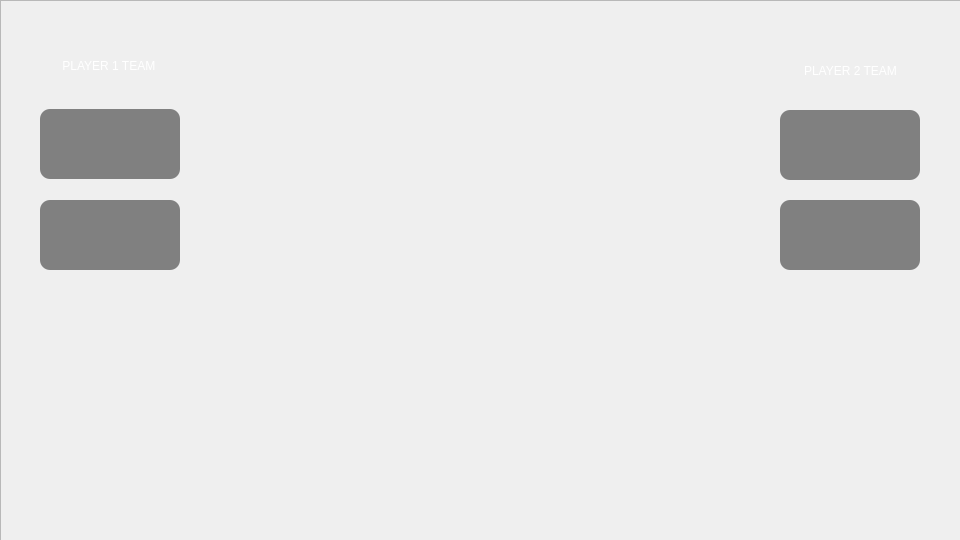
The window that tacticalMonsters/playinggamewindow.ui (kimiya28/tacticalMonsters) describes before a commit, drawn with Qt 5.
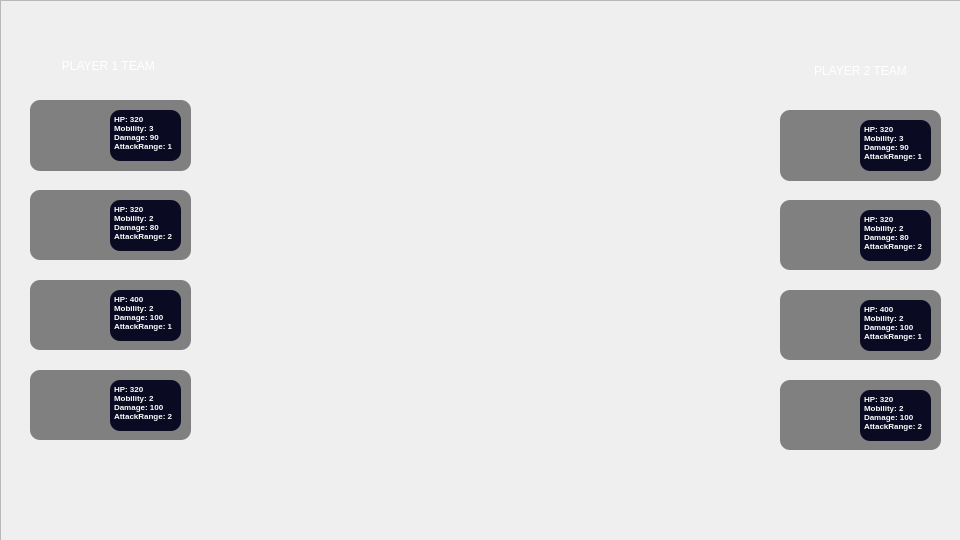
The same window after the commit. Icons and pictures are not drawn.

Patch:
```diff
--- a/tacticalMonsters/playinggamewindow.ui
+++ b/tacticalMonsters/playinggamewindow.ui
@@ -52,21 +52,21 @@
    <widget class="QWidget" name="player1board" native="true">
     <property name="geometry">
      <rect>
-      <x>30</x>
+      <x>20</x>
       <y>40</y>
-      <width>160</width>
+      <width>180</width>
       <height>440</height>
      </rect>
     </property>
     <property name="minimumSize">
      <size>
-      <width>160</width>
+      <width>180</width>
       <height>440</height>
      </size>
     </property>
     <property name="maximumSize">
      <size>
-      <width>160</width>
+      <width>170</width>
       <height>16777215</height>
      </size>
     </property>
@@ -79,9 +79,9 @@
     <widget class="QLabel" name="label">
      <property name="geometry">
       <rect>
-       <x>10</x>
+       <x>20</x>
        <y>10</y>
-       <width>141</width>
+       <width>140</width>
        <height>31</height>
       </rect>
      </property>
@@ -105,9 +105,9 @@
      <property name="geometry">
       <rect>
        <x>10</x>
-       <y>69</y>
-       <width>140</width>
-       <height>70</height>
+       <y>60</y>
+       <width>161</width>
+       <height>71</height>
       </rect>
      </property>
      <property name="styleSheet">
@@ -116,50 +116,50 @@
 border-radius:10px;
 }</string>
      </property>
-     <widget class="QWidget" name="pl1_ag1_feature1" native="true">
+     <widget class="QGraphicsView" name="pl1_Billy">
       <property name="geometry">
        <rect>
-        <x>70</x>
-        <y>35</y>
-        <width>25</width>
-        <height>25</height>
+        <x>10</x>
+        <y>10</y>
+        <width>61</width>
+        <height>51</height>
        </rect>
       </property>
       <property name="styleSheet">
-       <string notr="true">#pl1_ag1_feature1{
-background-image:url(:/src/images/diamond.jpg);
-}</string>
+       <string notr="true">background-image:url(&quot;:/src/images/Agent/Billy&quot;);
+background-repeat:no-repeat;
+background-position:center;
+background-origin:content;
+background-size:cover;</string>
       </property>
      </widget>
-     <widget class="QWidget" name="pl1_ag1_feature2" native="true">
+     <widget class="QTextBrowser" name="textBrowser">
       <property name="geometry">
        <rect>
-        <x>105</x>
-        <y>35</y>
-        <width>25</width>
-        <height>25</height>
+        <x>80</x>
+        <y>10</y>
+        <width>71</width>
+        <height>51</height>
        </rect>
       </property>
       <property name="styleSheet">
-       <string notr="true">#pl1_ag1_feature2{
-background-image:url(:/src/images/heart.jpg);
-}</string>
+       <string notr="true">color:white;
+background-color : #0a0a22;
+border:none;
+</string>
       </property>
-     </widget>
-     <widget class="QPushButton" name="pl1_ag1">
-      <property name="geometry">
-       <rect>
-        <x>12</x>
-        <y>12</y>
-        <width>50</width>
-        <height>50</height>
-       </rect>
+      <property name="verticalScrollBarPolicy">
+       <enum>Qt::ScrollBarPolicy::ScrollBarAlwaysOff</enum>
       </property>
-      <property name="styleSheet">
-       <string notr="true"/>
-      </property>
-      <property name="text">
-       <string/>
+      <property name="html">
+       <string>&lt;!DOCTYPE HTML PUBLIC &quot;-//W3C//DTD HTML 4.0//EN&quot; &quot;http://www.w3.org/TR/REC-html40/strict.dtd&quot;&gt;
+&lt;html&gt;&lt;head&gt;&lt;meta name=&quot;qrichtext&quot; content=&quot;1&quot; /&gt;&lt;meta charset=&quot;utf-8&quot; /&gt;&lt;style type=&quot;text/css&quot;&gt;
+p, li { white-space: pre-wrap; }
+hr { height: 1px; border-width: 0; }
+li.unchecked::marker { content: &quot;\2610&quot;; }
+li.checked::marker { content: &quot;\2612&quot;; }
+&lt;/style&gt;&lt;/head&gt;&lt;body style=&quot; font-family:'Segoe UI'; font-size:9pt; font-weight:400; font-style:normal;&quot;&gt;
+&lt;p align=&quot;justify&quot; style=&quot; margin-top:12px; margin-bottom:12px; margin-left:0px; margin-right:0px; -qt-block-indent:0; text-indent:0px;&quot;&gt;&lt;span style=&quot; font-size:6pt; font-weight:700;&quot;&gt;HP: 320&lt;br /&gt;Mobility: 3&lt;br /&gt;Damage: 90&lt;br /&gt;AttackRange: 1&lt;/span&gt;&lt;/p&gt;&lt;/body&gt;&lt;/html&gt;</string>
       </property>
      </widget>
     </widget>
@@ -167,8 +167,8 @@
      <property name="geometry">
       <rect>
        <x>10</x>
-       <y>160</y>
-       <width>140</width>
+       <y>150</y>
+       <width>161</width>
        <height>70</height>
       </rect>
      </property>
@@ -178,47 +178,177 @@
 border-radius:10px;
 }</string>
      </property>
-     <widget class="QWidget" name="pl1_ag2_feature1" native="true">
+     <widget class="QGraphicsView" name="pl1_Reketon">
       <property name="geometry">
        <rect>
-        <x>70</x>
-        <y>35</y>
-        <width>25</width>
-        <height>25</height>
+        <x>10</x>
+        <y>10</y>
+        <width>61</width>
+        <height>51</height>
        </rect>
       </property>
       <property name="styleSheet">
-       <string notr="true">#pl1_ag2_feature1{
-background-image:url(:/src/images/money.jpg);
+       <string notr="true">background-image:url(&quot;:/src/images/Agent/Reketon&quot;);
+background-repeat:no-repeat;
+background-position:center;
+background-origin:content;
+background-size:cover;</string>
+      </property>
+     </widget>
+     <widget class="QTextBrowser" name="textBrowser_2">
+      <property name="geometry">
+       <rect>
+        <x>80</x>
+        <y>10</y>
+        <width>71</width>
+        <height>51</height>
+       </rect>
+      </property>
+      <property name="styleSheet">
+       <string notr="true">color:white;
+background-color : #0a0a22;
+border:none;
+</string>
+      </property>
+      <property name="verticalScrollBarPolicy">
+       <enum>Qt::ScrollBarPolicy::ScrollBarAlwaysOff</enum>
+      </property>
+      <property name="html">
+       <string>&lt;!DOCTYPE HTML PUBLIC &quot;-//W3C//DTD HTML 4.0//EN&quot; &quot;http://www.w3.org/TR/REC-html40/strict.dtd&quot;&gt;
+&lt;html&gt;&lt;head&gt;&lt;meta name=&quot;qrichtext&quot; content=&quot;1&quot; /&gt;&lt;meta charset=&quot;utf-8&quot; /&gt;&lt;style type=&quot;text/css&quot;&gt;
+p, li { white-space: pre-wrap; }
+hr { height: 1px; border-width: 0; }
+li.unchecked::marker { content: &quot;\2610&quot;; }
+li.checked::marker { content: &quot;\2612&quot;; }
+&lt;/style&gt;&lt;/head&gt;&lt;body style=&quot; font-family:'Segoe UI'; font-size:9pt; font-weight:400; font-style:normal;&quot;&gt;
+&lt;p align=&quot;justify&quot; style=&quot; margin-top:12px; margin-bottom:12px; margin-left:0px; margin-right:0px; -qt-block-indent:0; text-indent:0px;&quot;&gt;&lt;span style=&quot; font-size:6pt; font-weight:700;&quot;&gt;HP: 320&lt;br /&gt;Mobility: 2&lt;br /&gt;Damage: 80&lt;br /&gt;AttackRange: 2&lt;/span&gt;&lt;/p&gt;&lt;/body&gt;&lt;/html&gt;</string>
+      </property>
+     </widget>
+    </widget>
+    <widget class="QWidget" name="pl1_ag3_widget" native="true">
+     <property name="geometry">
+      <rect>
+       <x>10</x>
+       <y>240</y>
+       <width>161</width>
+       <height>70</height>
+      </rect>
+     </property>
+     <property name="styleSheet">
+      <string notr="true">QWidget{
+background-color: #808080;
+border-radius:10px;
 }</string>
+     </property>
+     <widget class="QGraphicsView" name="pl1_Angus">
+      <property name="geometry">
+       <rect>
+        <x>10</x>
+        <y>10</y>
+        <width>61</width>
+        <height>51</height>
+       </rect>
       </property>
+      <property name="styleSheet">
+       <string notr="true">background-image:url(&quot;:/src/images/Agent/Angus&quot;);
+background-repeat:no-repeat;
+background-position:center;
+background-origin:content;
+background-size:cover;</string>
+      </property>
      </widget>
-     <widget class="QWidget" name="pl1_ag2_feature2" native="true">
+     <widget class="QTextBrowser" name="textBrowser_3">
       <property name="geometry">
        <rect>
-        <x>105</x>
-        <y>35</y>
-        <width>25</width>
-        <height>25</height>
+        <x>80</x>
+        <y>10</y>
+        <width>71</width>
+        <height>51</height>
        </rect>
       </property>
       <property name="styleSheet">
-       <string notr="true">#pl1_ag2_feature2{
-background-image:url(:/src/images/power.jpg);
+       <string notr="true">color:white;
+background-color : #0a0a22;
+border:none;
+</string>
+      </property>
+      <property name="verticalScrollBarPolicy">
+       <enum>Qt::ScrollBarPolicy::ScrollBarAlwaysOff</enum>
+      </property>
+      <property name="html">
+       <string>&lt;!DOCTYPE HTML PUBLIC &quot;-//W3C//DTD HTML 4.0//EN&quot; &quot;http://www.w3.org/TR/REC-html40/strict.dtd&quot;&gt;
+&lt;html&gt;&lt;head&gt;&lt;meta name=&quot;qrichtext&quot; content=&quot;1&quot; /&gt;&lt;meta charset=&quot;utf-8&quot; /&gt;&lt;style type=&quot;text/css&quot;&gt;
+p, li { white-space: pre-wrap; }
+hr { height: 1px; border-width: 0; }
+li.unchecked::marker { content: &quot;\2610&quot;; }
+li.checked::marker { content: &quot;\2612&quot;; }
+&lt;/style&gt;&lt;/head&gt;&lt;body style=&quot; font-family:'Segoe UI'; font-size:9pt; font-weight:400; font-style:normal;&quot;&gt;
+&lt;p align=&quot;justify&quot; style=&quot; margin-top:12px; margin-bottom:12px; margin-left:0px; margin-right:0px; -qt-block-indent:0; text-indent:0px;&quot;&gt;&lt;span style=&quot; font-size:6pt; font-weight:700;&quot;&gt;HP: 400&lt;br /&gt;Mobility: 2&lt;br /&gt;Damage: 100&lt;br /&gt;AttackRange: 1&lt;/span&gt;&lt;/p&gt;&lt;/body&gt;&lt;/html&gt;</string>
+      </property>
+     </widget>
+    </widget>
+    <widget class="QWidget" name="pl1_ag4_widget" native="true">
+     <property name="geometry">
+      <rect>
+       <x>10</x>
+       <y>330</y>
+       <width>161</width>
+       <height>70</height>
+      </rect>
+     </property>
+     <property name="styleSheet">
+      <string notr="true">QWidget{
+background-color: #808080;
+border-radius:10px;
 }</string>
+     </property>
+     <widget class="QGraphicsView" name="pl1_Duraham">
+      <property name="geometry">
+       <rect>
+        <x>10</x>
+        <y>10</y>
+        <width>61</width>
+        <height>51</height>
+       </rect>
       </property>
+      <property name="styleSheet">
+       <string notr="true">background-image:url(&quot;:/src/images/Agent/Duraham&quot;);
+background-repeat:no-repeat;
+background-position:center;
+background-origin:content;
+background-size:cover;</string>
+      </property>
      </widget>
-     <widget class="QPushButton" name="pl1_ag2">
+     <widget class="QTextBrowser" name="textBrowser_4">
       <property name="geometry">
        <rect>
-        <x>12</x>
-        <y>12</y>
-        <width>50</width>
-        <height>50</height>
+        <x>80</x>
+        <y>10</y>
+        <width>71</width>
+        <height>51</height>
        </rect>
       </property>
-      <property name="text">
-       <string/>
+      <property name="styleSheet">
+       <string notr="true">color:white;
+background-color : #0a0a22;
+border:none;
+</string>
+      </property>
+      <property name="verticalScrollBarPolicy">
+       <enum>Qt::ScrollBarPolicy::ScrollBarAlwaysOff</enum>
+      </property>
+      <property name="horizontalScrollBarPolicy">
+       <enum>Qt::ScrollBarPolicy::ScrollBarAlwaysOff</enum>
+      </property>
+      <property name="html">
+       <string>&lt;!DOCTYPE HTML PUBLIC &quot;-//W3C//DTD HTML 4.0//EN&quot; &quot;http://www.w3.org/TR/REC-html40/strict.dtd&quot;&gt;
+&lt;html&gt;&lt;head&gt;&lt;meta name=&quot;qrichtext&quot; content=&quot;1&quot; /&gt;&lt;meta charset=&quot;utf-8&quot; /&gt;&lt;style type=&quot;text/css&quot;&gt;
+p, li { white-space: pre-wrap; }
+hr { height: 1px; border-width: 0; }
+li.unchecked::marker { content: &quot;\2610&quot;; }
+li.checked::marker { content: &quot;\2612&quot;; }
+&lt;/style&gt;&lt;/head&gt;&lt;body style=&quot; font-family:'Segoe UI'; font-size:9pt; font-weight:400; font-style:normal;&quot;&gt;
+&lt;p align=&quot;justify&quot; style=&quot; margin-top:12px; margin-bottom:12px; margin-left:0px; margin-right:0px; -qt-block-indent:0; text-indent:0px;&quot;&gt;&lt;span style=&quot; font-size:6pt; font-weight:700;&quot;&gt;HP: 320&lt;br /&gt;Mobility: 2&lt;br /&gt;Damage: 100&lt;br /&gt;AttackRange: 2&lt;/span&gt;&lt;/p&gt;&lt;/body&gt;&lt;/html&gt;</string>
       </property>
      </widget>
     </widget>
@@ -228,13 +358,13 @@
      <rect>
       <x>770</x>
       <y>40</y>
-      <width>160</width>
+      <width>180</width>
       <height>440</height>
      </rect>
     </property>
     <property name="minimumSize">
      <size>
-      <width>160</width>
+      <width>180</width>
       <height>440</height>
      </size>
     </property>
@@ -253,7 +383,7 @@
     <widget class="QLabel" name="label_2">
      <property name="geometry">
       <rect>
-       <x>10</x>
+       <x>20</x>
        <y>10</y>
        <width>141</width>
        <height>41</height>
@@ -278,8 +408,8 @@
       <rect>
        <x>10</x>
        <y>70</y>
-       <width>140</width>
-       <height>70</height>
+       <width>161</width>
+       <height>71</height>
       </rect>
      </property>
      <property name="styleSheet">
@@ -288,37 +418,7 @@
 border-radius:10px;
 }</string>
      </property>
-     <widget class="QWidget" name="pl2_ag1_feature1" native="true">
-      <property name="geometry">
-       <rect>
-        <x>70</x>
-        <y>35</y>
-        <width>25</width>
-        <height>25</height>
-       </rect>
-      </property>
-      <property name="styleSheet">
-       <string notr="true">#pl2_ag1_feature1{
-background-image:url(:/src/images/power.jpg);
-}</string>
-      </property>
-     </widget>
-     <widget class="QWidget" name="pl2_ag1_feature2" native="true">
-      <property name="geometry">
-       <rect>
-        <x>105</x>
-        <y>35</y>
-        <width>25</width>
-        <height>25</height>
-       </rect>
-      </property>
-      <property name="styleSheet">
-       <string notr="true">#pl2_ag1_feature2{
-background-image:url(:/src/images/heart.jpg);
-}</string>
-      </property>
-     </widget>
-     <widget class="QWidget" name="pl2_ag1" native="true">
+     <widget class="QGraphicsView" name="pl2_Billy">
       <property name="geometry">
        <rect>
         <x>10</x>
@@ -328,11 +428,41 @@
        </rect>
       </property>
       <property name="styleSheet">
-       <string notr="true">#pl2_ag1{
-background-image:url(:/src/images/agent3.jpeg);
-}
+       <string notr="true">background-image:url(&quot;:/src/images/Agent/Billy&quot;);
+background-repeat:no-repeat;
+background-position:center;
+background-origin:content;
+background-size:cover;</string>
+      </property>
+     </widget>
+     <widget class="QTextBrowser" name="textBrowser_5">
+      <property name="geometry">
+       <rect>
+        <x>80</x>
+        <y>10</y>
+        <width>71</width>
+        <height>51</height>
+       </rect>
+      </property>
+      <property name="styleSheet">
+       <string notr="true">color:white;
+background-color : #0a0a22;
+border:none;
 </string>
       </property>
+      <property name="verticalScrollBarPolicy">
+       <enum>Qt::ScrollBarPolicy::ScrollBarAlwaysOff</enum>
+      </property>
+      <property name="html">
+       <string>&lt;!DOCTYPE HTML PUBLIC &quot;-//W3C//DTD HTML 4.0//EN&quot; &quot;http://www.w3.org/TR/REC-html40/strict.dtd&quot;&gt;
+&lt;html&gt;&lt;head&gt;&lt;meta name=&quot;qrichtext&quot; content=&quot;1&quot; /&gt;&lt;meta charset=&quot;utf-8&quot; /&gt;&lt;style type=&quot;text/css&quot;&gt;
+p, li { white-space: pre-wrap; }
+hr { height: 1px; border-width: 0; }
+li.unchecked::marker { content: &quot;\2610&quot;; }
+li.checked::marker { content: &quot;\2612&quot;; }
+&lt;/style&gt;&lt;/head&gt;&lt;body style=&quot; font-family:'Segoe UI'; font-size:9pt; font-weight:400; font-style:normal;&quot;&gt;
+&lt;p align=&quot;justify&quot; style=&quot; margin-top:12px; margin-bottom:12px; margin-left:0px; margin-right:0px; -qt-block-indent:0; text-indent:0px;&quot;&gt;&lt;span style=&quot; font-size:6pt; font-weight:700;&quot;&gt;HP: 320&lt;br /&gt;Mobility: 3&lt;br /&gt;Damage: 90&lt;br /&gt;AttackRange: 1&lt;/span&gt;&lt;/p&gt;&lt;/body&gt;&lt;/html&gt;</string>
+      </property>
      </widget>
     </widget>
     <widget class="QWidget" name="pl2_ag2_widget" native="true">
@@ -340,7 +470,7 @@
       <rect>
        <x>10</x>
        <y>160</y>
-       <width>140</width>
+       <width>161</width>
        <height>70</height>
       </rect>
      </property>
@@ -350,55 +480,178 @@
 border-radius:10px;
 }</string>
      </property>
-     <widget class="QWidget" name="pl2_ag2_feature1" native="true">
+     <widget class="QGraphicsView" name="pl2_Reketon">
       <property name="geometry">
        <rect>
-        <x>70</x>
-        <y>35</y>
-        <width>25</width>
-        <height>25</height>
+        <x>10</x>
+        <y>10</y>
+        <width>61</width>
+        <height>51</height>
        </rect>
       </property>
       <property name="styleSheet">
-       <string notr="true">#pl2_ag2_feature1{
-background-image:url(:/src/images/diamond.jpg);
+       <string notr="true">background-image:url(&quot;:/src/images/Agent/Reketon&quot;);
 background-repeat:no-repeat;
 background-position:center;
-background-attachment:fixed;
-backgroung-size:cover;
-}</string>
+background-origin:content;
+background-size:cover;</string>
       </property>
      </widget>
-     <widget class="QWidget" name="pl2_ag2_feature2" native="true">
+     <widget class="QTextBrowser" name="textBrowser_6">
       <property name="geometry">
        <rect>
-        <x>105</x>
-        <y>35</y>
-        <width>25</width>
-        <height>25</height>
+        <x>80</x>
+        <y>10</y>
+        <width>71</width>
+        <height>51</height>
        </rect>
       </property>
       <property name="styleSheet">
-       <string notr="true">#pl2_ag2_feature2{
-background-image:url(:/src/images/money.jpg);
+       <string notr="true">color:white;
+background-color : #0a0a22;
+border:none;
+</string>
+      </property>
+      <property name="verticalScrollBarPolicy">
+       <enum>Qt::ScrollBarPolicy::ScrollBarAlwaysOff</enum>
+      </property>
+      <property name="html">
+       <string>&lt;!DOCTYPE HTML PUBLIC &quot;-//W3C//DTD HTML 4.0//EN&quot; &quot;http://www.w3.org/TR/REC-html40/strict.dtd&quot;&gt;
+&lt;html&gt;&lt;head&gt;&lt;meta name=&quot;qrichtext&quot; content=&quot;1&quot; /&gt;&lt;meta charset=&quot;utf-8&quot; /&gt;&lt;style type=&quot;text/css&quot;&gt;
+p, li { white-space: pre-wrap; }
+hr { height: 1px; border-width: 0; }
+li.unchecked::marker { content: &quot;\2610&quot;; }
+li.checked::marker { content: &quot;\2612&quot;; }
+&lt;/style&gt;&lt;/head&gt;&lt;body style=&quot; font-family:'Segoe UI'; font-size:9pt; font-weight:400; font-style:normal;&quot;&gt;
+&lt;p align=&quot;justify&quot; style=&quot; margin-top:12px; margin-bottom:12px; margin-left:0px; margin-right:0px; -qt-block-indent:0; text-indent:0px;&quot;&gt;&lt;span style=&quot; font-size:6pt; font-weight:700;&quot;&gt;HP: 320&lt;br /&gt;Mobility: 2&lt;br /&gt;Damage: 80&lt;br /&gt;AttackRange: 2&lt;/span&gt;&lt;/p&gt;&lt;/body&gt;&lt;/html&gt;</string>
+      </property>
+     </widget>
+    </widget>
+    <widget class="QWidget" name="pl2_ag3_widget" native="true">
+     <property name="geometry">
+      <rect>
+       <x>10</x>
+       <y>250</y>
+       <width>161</width>
+       <height>70</height>
+      </rect>
+     </property>
+     <property name="styleSheet">
+      <string notr="true">QWidget{
+background-color: #808080;
+border-radius:10px;
 }</string>
+     </property>
+     <widget class="QGraphicsView" name="pl2_Angus">
+      <property name="geometry">
+       <rect>
+        <x>10</x>
+        <y>10</y>
+        <width>61</width>
+        <height>51</height>
+       </rect>
       </property>
+      <property name="styleSheet">
+       <string notr="true">background-image:url(&quot;:/src/images/Agent/Angus&quot;);
+background-repeat:no-repeat;
+background-position:center;
+background-origin:content;
+background-size:cover;</string>
+      </property>
      </widget>
-     <widget class="QWidget" name="pl2_ag2" native="true">
+     <widget class="QTextBrowser" name="textBrowser_7">
       <property name="geometry">
        <rect>
+        <x>80</x>
+        <y>10</y>
+        <width>71</width>
+        <height>51</height>
+       </rect>
+      </property>
+      <property name="styleSheet">
+       <string notr="true">color:white;
+background-color : #0a0a22;
+border:none;
+</string>
+      </property>
+      <property name="verticalScrollBarPolicy">
+       <enum>Qt::ScrollBarPolicy::ScrollBarAlwaysOff</enum>
+      </property>
+      <property name="html">
+       <string>&lt;!DOCTYPE HTML PUBLIC &quot;-//W3C//DTD HTML 4.0//EN&quot; &quot;http://www.w3.org/TR/REC-html40/strict.dtd&quot;&gt;
+&lt;html&gt;&lt;head&gt;&lt;meta name=&quot;qrichtext&quot; content=&quot;1&quot; /&gt;&lt;meta charset=&quot;utf-8&quot; /&gt;&lt;style type=&quot;text/css&quot;&gt;
+p, li { white-space: pre-wrap; }
+hr { height: 1px; border-width: 0; }
+li.unchecked::marker { content: &quot;\2610&quot;; }
+li.checked::marker { content: &quot;\2612&quot;; }
+&lt;/style&gt;&lt;/head&gt;&lt;body style=&quot; font-family:'Segoe UI'; font-size:9pt; font-weight:400; font-style:normal;&quot;&gt;
+&lt;p align=&quot;justify&quot; style=&quot; margin-top:12px; margin-bottom:12px; margin-left:0px; margin-right:0px; -qt-block-indent:0; text-indent:0px;&quot;&gt;&lt;span style=&quot; font-size:6pt; font-weight:700;&quot;&gt;HP: 400&lt;br /&gt;Mobility: 2&lt;br /&gt;Damage: 100&lt;br /&gt;AttackRange: 1&lt;/span&gt;&lt;/p&gt;&lt;/body&gt;&lt;/html&gt;</string>
+      </property>
+     </widget>
+    </widget>
+    <widget class="QWidget" name="pl2_ag4_widget" native="true">
+     <property name="geometry">
+      <rect>
+       <x>10</x>
+       <y>340</y>
+       <width>161</width>
+       <height>70</height>
+      </rect>
+     </property>
+     <property name="styleSheet">
+      <string notr="true">QWidget{
+background-color: #808080;
+border-radius:10px;
+}</string>
+     </property>
+     <widget class="QGraphicsView" name="pl2_Duraham">
+      <property name="geometry">
+       <rect>
         <x>10</x>
         <y>10</y>
-        <width>50</width>
-        <height>50</height>
+        <width>61</width>
+        <height>51</height>
        </rect>
       </property>
       <property name="styleSheet">
-       <string notr="true">#pl2_ag2{
-background-image:url(:/src/images/agent4.jpg);
-}
+       <string notr="true">background-image:url(&quot;:/src/images/Agent/Duraham&quot;);
+background-repeat:no-repeat;
+background-position:center;
+background-origin:content;
+background-size:cover;</string>
+      </property>
+     </widget>
+     <widget class="QTextBrowser" name="textBrowser_8">
+      <property name="geometry">
+       <rect>
+        <x>80</x>
+        <y>10</y>
+        <width>71</width>
+        <height>51</height>
+       </rect>
+      </property>
+      <property name="styleSheet">
+       <string notr="true">color:white;
+background-color : #0a0a22;
+border:none;
 </string>
       </property>
+      <property name="verticalScrollBarPolicy">
+       <enum>Qt::ScrollBarPolicy::ScrollBarAlwaysOff</enum>
+      </property>
+      <property name="horizontalScrollBarPolicy">
+       <enum>Qt::ScrollBarPolicy::ScrollBarAlwaysOff</enum>
+      </property>
+      <property name="html">
+       <string>&lt;!DOCTYPE HTML PUBLIC &quot;-//W3C//DTD HTML 4.0//EN&quot; &quot;http://www.w3.org/TR/REC-html40/strict.dtd&quot;&gt;
+&lt;html&gt;&lt;head&gt;&lt;meta name=&quot;qrichtext&quot; content=&quot;1&quot; /&gt;&lt;meta charset=&quot;utf-8&quot; /&gt;&lt;style type=&quot;text/css&quot;&gt;
+p, li { white-space: pre-wrap; }
+hr { height: 1px; border-width: 0; }
+li.unchecked::marker { content: &quot;\2610&quot;; }
+li.checked::marker { content: &quot;\2612&quot;; }
+&lt;/style&gt;&lt;/head&gt;&lt;body style=&quot; font-family:'Segoe UI'; font-size:9pt; font-weight:400; font-style:normal;&quot;&gt;
+&lt;p align=&quot;justify&quot; style=&quot; margin-top:12px; margin-bottom:12px; margin-left:0px; margin-right:0px; -qt-block-indent:0; text-indent:0px;&quot;&gt;&lt;span style=&quot; font-size:6pt; font-weight:700;&quot;&gt;HP: 320&lt;br /&gt;Mobility: 2&lt;br /&gt;Damage: 100&lt;br /&gt;AttackRange: 2&lt;/span&gt;&lt;/p&gt;&lt;/body&gt;&lt;/html&gt;</string>
+      </property>
      </widget>
     </widget>
    </widget>
```
Left out of the diff: 4 changed lines with no effect on the pictures.
